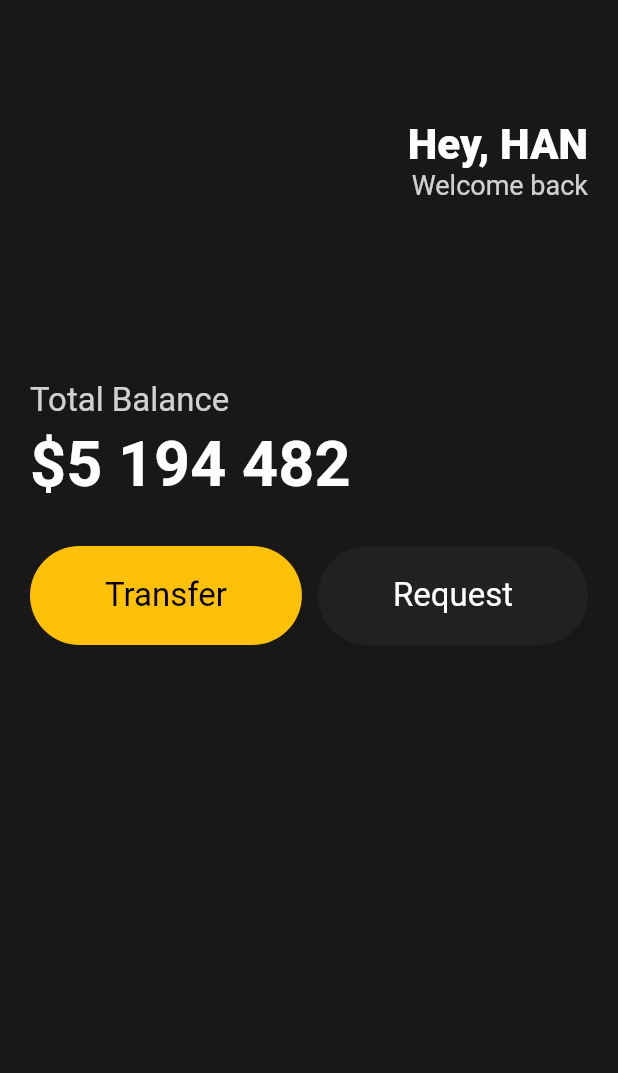
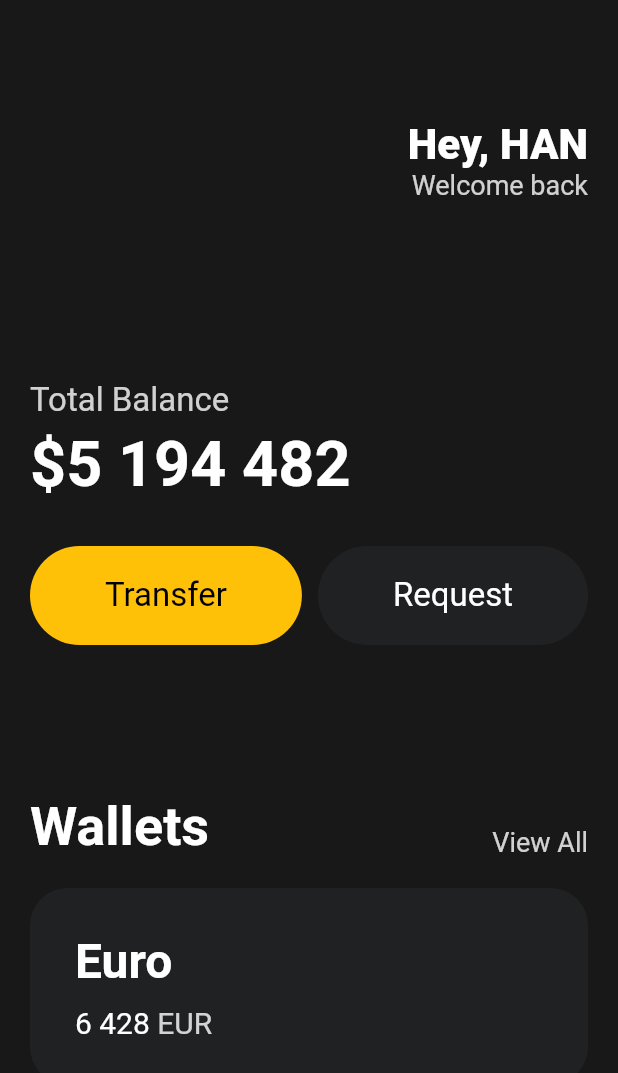
Before and after one commit to gksehfapd/toonflix, a Flutter app: the screen it shows after launch, on a phone screen of 412 x 824 dp. Shown: the top 1073 px of the screen. Run offline on Flutter 3.47's test engine with Material 2 defaults, Android fonts, the phone set to English and light mode, and no system bars.

Commit message:
feat: card

```diff
--- a/lib/main.dart
+++ b/lib/main.dart
@@ -81,15 +81,92 @@ class App extends StatelessWidget {
                 mainAxisAlignment: MainAxisAlignment.spaceBetween,
                 children: [
                   Button(
-                      text: 'Transfer',
-                      bgColor: Colors.amber,
-                      textColor: Colors.black),
+                    text: 'Transfer',
+                    bgColor: Colors.amber,
+                    textColor: Colors.black,
+                  ),
                   Button(
-                      text: 'Request',
-                      bgColor: Color(0xFF1F2123),
-                      textColor: Colors.white),
+                    text: 'Request',
+                    bgColor: Color(0xFF1F2123),
+                    textColor: Colors.white,
+                  ),
                 ],
-              )
+              ),
+              const SizedBox(
+                height: 100,
+              ),
+              Row(
+                crossAxisAlignment: CrossAxisAlignment.end,
+                mainAxisAlignment: MainAxisAlignment.spaceBetween,
+                children: [
+                  const Text(
+                    'Wallets',
+                    style: TextStyle(
+                      color: Colors.white,
+                      fontSize: 36,
+                      fontWeight: FontWeight.w600,
+                    ),
+                  ),
+                  Text(
+                    'View All',
+                    style: TextStyle(
+                      color: Colors.white.withOpacity(0.8),
+                      fontSize: 18,
+                    ),
+                  ),
+                ],
+              ),
+              const SizedBox(
+                height: 20,
+              ),
+              Container(
+                  decoration: BoxDecoration(
+                      color: const Color(0xFF1F2123),
+                      borderRadius: BorderRadius.circular(25)),
+                  child: Padding(
+                    padding: const EdgeInsets.all(
+                      30,
+                    ),
+                    child: Row(
+                      children: [
+                        Column(
+                          crossAxisAlignment: CrossAxisAlignment.start,
+                          children: [
+                            const Text(
+                              'Euro',
+                              style: TextStyle(
+                                color: Colors.white,
+                                fontSize: 32,
+                                fontWeight: FontWeight.w600,
+                              ),
+                            ),
+                            const SizedBox(
+                              height: 10,
+                            ),
+                            Row(
+                              children: [
+                                const Text(
+                                  '6 428',
+                                  style: TextStyle(
+                                    color: Colors.white,
+                                    fontSize: 20,
+                                  ),
+                                ),
+                                const SizedBox(
+                                  width: 5,
+                                ),
+                                Text('EUR',
+                                    style: TextStyle(
+                                      color: Colors.white.withOpacity(0.8),
+                                      fontSize: 20,
+                                    )),
+                              ],
+                            )
+                          ],
+                        )
+                      ],
+                    ),
+                  ))
             ],
           ),
         ),
```
